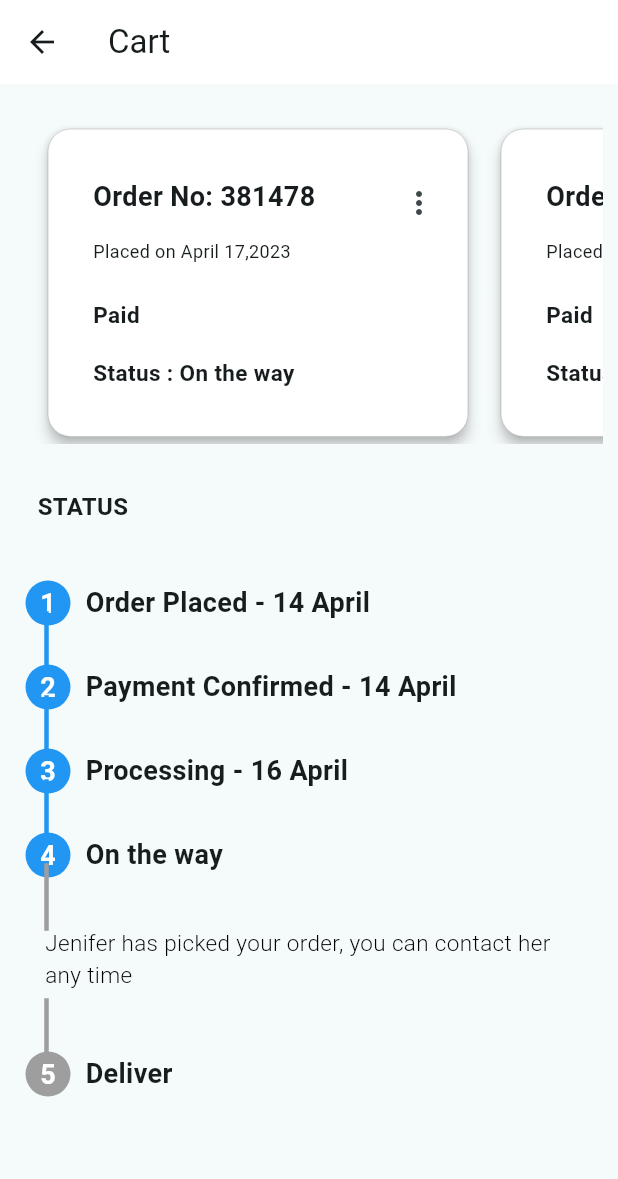
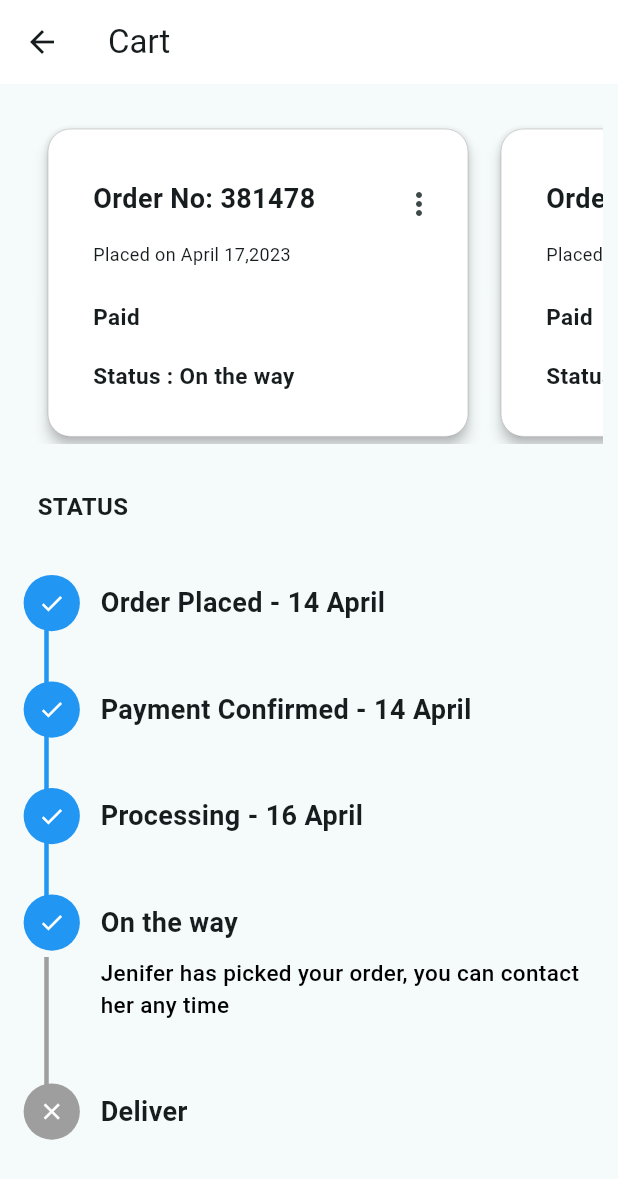
Before and after one commit to sujitha826/flutter-interim, a Flutter app: the screen it shows after launch, on a phone screen of 412 x 824 dp. Shown: the top 1179 px of the screen. Run offline on Flutter 3.47's test engine with Material 2 defaults, Android fonts, the phone set to English and light mode, and no system bars; our stand-ins replace bloc, flutter_bloc.

Commit message:
UI changes and widget test added

```diff
--- a/lib/screens/cart_screen.dart
+++ b/lib/screens/cart_screen.dart
@@ -27,7 +27,7 @@ class _CartScreenState extends State<CartScreen> {
     return Scaffold(
       appBar: AppBar(
         backgroundColor: Theme.of(context).colorScheme.onSecondary,
-        title: const Text('Cart'),
+        title: Text(AppConstants.cart),
         leading: const Icon(
           Icons.arrow_back,
         ),
@@ -36,14 +36,11 @@ class _CartScreenState extends State<CartScreen> {
         alignment: Alignment.center,
         child: Column(
           crossAxisAlignment: CrossAxisAlignment.start,
-          mainAxisAlignment: MainAxisAlignment.start,
+          // mainAxisAlignment: MainAxisAlignment.start,
           children: [
             Container(
               height: 250,
               padding: const EdgeInsets.all(10),
-              // decoration: BoxDecoration(
-              //   border: Border.all(width: 0.1),
-              // ),
               child: ListView(
                 scrollDirection: Axis.horizontal,
                 children: [
@@ -133,27 +130,38 @@ class _CartScreenState extends State<CartScreen> {
                     children: [
                       StatusWidget(
                           statusUpdate: AppConstants.orderPlaced, step: 1),
-                      // const SizedBox(
-                      //   height: 30,
-                      // ),
+                      const SizedBox(
+                        height: 10,
+                      ),
                       // stepVerticalLine(1),
                       const StepVerticalLine(step: 1),
                       StatusWidget(statusUpdate: AppConstants.payment, step: 2),
+                      const SizedBox(
+                        height: 10,
+                      ),
                       // stepVerticalLine(1),
                       const StepVerticalLine(step: 2),
                       StatusWidget(
                           statusUpdate: AppConstants.processing, step: 3),
+                      const SizedBox(
+                        height: 10,
+                      ),
                       // stepVerticalLine(1),
                       const StepVerticalLine(step: 3),
                       StatusWidget(
                           statusUpdate: AppConstants.onTheWay, step: 4),
+                      const SizedBox(
+                        height: 10,
+                      ),
+                      Row(
+                        children: [
                           const StepVerticalLine(step: 4),
-                      SizedBox(
-                        height: 60,
+                          Expanded(
+                            child: SizedBox(
+                              height: 90,
                               child: Padding(
                                 padding: const EdgeInsets.only(
-                            left: 30,
-                            top: 5,
+                                  left: 35,
                                   bottom: 10,
                                   right: 20,
                                 ),
@@ -162,13 +170,15 @@ class _CartScreenState extends State<CartScreen> {
                                   style: const TextStyle(
                                     fontSize: 15,
                                     color: Colors.black,
-                              fontWeight: FontWeight.w300,
+                                    fontWeight: FontWeight.w500,
                                     // fontFamily:
                                   ),
                                 ),
                               ),
                             ),
-                      const StepVerticalLine(step: 4),
+                          ),
+                        ],
+                      ),
                       StatusWidget(statusUpdate: AppConstants.deliver, step: 5),
                     ],
                   );
--- a/lib/widgets/card_widget.dart
+++ b/lib/widgets/card_widget.dart
@@ -25,11 +25,13 @@ class CardWidget extends StatelessWidget {
           ],
         ),
         child: Padding(
-          padding: const EdgeInsets.only(left: 30),
+          padding: const EdgeInsets.only(left: 30, bottom: 30),
           child: Column(
             crossAxisAlignment: CrossAxisAlignment.start,
+            mainAxisAlignment: MainAxisAlignment.start,
             children: [
-              Row(
+              Expanded(
+                child: Row(
                   children: [
                     CardDisplay(
                       text: AppConstants.orderNoText +
@@ -50,6 +52,7 @@ class CardWidget extends StatelessWidget {
                       ),
                     )
                   ],
+                ),
               ),
               Padding(
                 padding: const EdgeInsets.only(
--- a/lib/widgets/status_widget.dart
+++ b/lib/widgets/status_widget.dart
@@ -1,5 +1,4 @@
 import 'package:flutter/material.dart';
-// import 'package:flutter_interim_task/appConstants/constants.dart';
 
 class StatusWidget extends StatefulWidget {
   const StatusWidget(
@@ -45,18 +44,19 @@ class _StatusWidgetState extends State<StatusWidget>
     // IconData icon = Icons.done;
     // Color colorOfIcon = Colors.blue;
     // if (widget.statusUpdate == AppConstants.deliver) {
-      // icon = Icons.adjust;
-      // colorOfIcon = Colors.grey;
+    // icon = Icons.adjust;
+    // colorOfIcon = Colors.grey;
     // }
     return Visibility(
       visible: isVisible,
       child: Row(
+        mainAxisAlignment: MainAxisAlignment.start,
         crossAxisAlignment: CrossAxisAlignment.center,
         children: [
           // statusTickIcon(icon, colorOfIcon),
           statusNumberIcon(widget.step),
           const SizedBox(
-            width: 5,
+            width: 10,
           ),
           Text(
             widget.statusUpdate,
@@ -117,8 +117,8 @@ Widget statusTickIcon(IconData img, Color col) {
 
 Widget buildStepCircle(int step, Color col) {
   return Container(
-    height: 20,
-    width: 20,
+    height: 25,
+    width: 25,
     decoration: BoxDecoration(
       color: col,
       borderRadius: BorderRadius.circular(15),
@@ -129,13 +129,24 @@ Widget buildStepCircle(int step, Color col) {
 
 Widget buildStepText(int step) {
   return Center(
-    child: Text(
-      step.toString(),
-      style: const TextStyle(
-        color: Colors.white,
-        fontWeight: FontWeight.bold,
-        fontSize: 12,
-      ),
-    ),
-  );
+      child: step == 5
+          ? const Icon(
+              Icons.close,
+              color: Colors.white,
+              size: 12,
+            )
+          : const Icon(
+              Icons.done,
+              color: Colors.white,
+              size: 12,
+            )
+      // Text(
+      //   step.toString(),
+      //   style: const TextStyle(
+      //     color: Colors.white,
+      //     fontWeight: FontWeight.bold,
+      //     fontSize: 12,
+      //   ),
+      // ),
+      );
 }
--- a/lib/widgets/step_line_widget.dart
+++ b/lib/widgets/step_line_widget.dart
@@ -48,7 +48,7 @@ class _StepVerticalLineState extends State<StepVerticalLine>
       child: AnimatedBuilder(
         animation: _animationController,
         child: SizedBox(
-          height: 30,
+          height: step == 4 ? 60 : 35,
           child: VerticalDivider(
             color: col,
             thickness: 2,
```
Also changed, not shown: 1 other file. Lines whose indentation alone changed are shown as unchanged.
